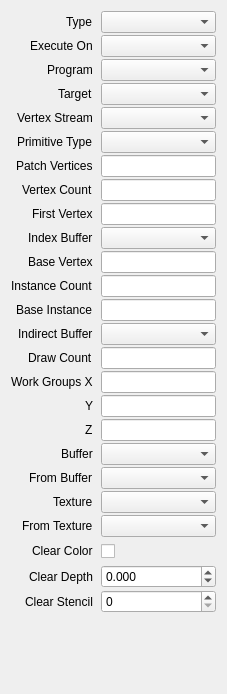
This is src/session/CallProperties.ui in houmain/gpupad as Qt 5 draws it before an edit. The edited form follows.
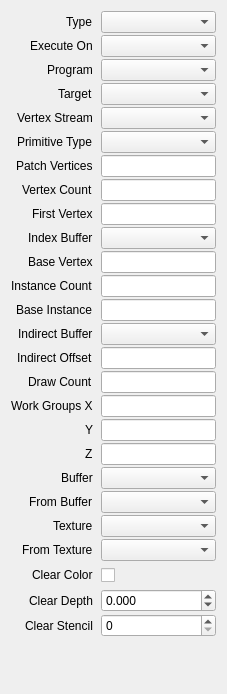
This is the edited form. Custom widgets are drawn as their Qt base class.

Commit message: Added indirect compute call

Diff of the .ui file:
```diff
--- a/src/session/CallProperties.ui
+++ b/src/session/CallProperties.ui
@@ -174,94 +174,94 @@
      <item row="13" column="1">
       <widget class="ReferenceComboBox" name="indirectBuffer"/>
      </item>
-     <item row="14" column="0">
+     <item row="15" column="0">
       <widget class="QLabel" name="labelDrawCount">
        <property name="text">
         <string>Draw Count</string>
        </property>
       </widget>
      </item>
-     <item row="14" column="1">
+     <item row="15" column="1">
       <widget class="ExpressionLineEdit" name="drawCount"/>
      </item>
-     <item row="15" column="0">
+     <item row="16" column="0">
       <widget class="QLabel" name="labelWorkGroupsX">
        <property name="text">
         <string>Work Groups X</string>
        </property>
       </widget>
      </item>
-     <item row="15" column="1">
+     <item row="16" column="1">
       <widget class="ExpressionLineEdit" name="workGroupsX"/>
      </item>
-     <item row="16" column="0">
+     <item row="17" column="0">
       <widget class="QLabel" name="labelWorkGroupsY">
        <property name="text">
         <string>Y</string>
        </property>
       </widget>
      </item>
-     <item row="16" column="1">
+     <item row="17" column="1">
       <widget class="ExpressionLineEdit" name="workGroupsY"/>
      </item>
-     <item row="17" column="0">
+     <item row="18" column="0">
       <widget class="QLabel" name="labelWorkGroupsZ">
        <property name="text">
         <string>Z</string>
        </property>
       </widget>
      </item>
-     <item row="17" column="1">
+     <item row="18" column="1">
       <widget class="ExpressionLineEdit" name="workGroupsZ"/>
      </item>
-     <item row="18" column="0">
+     <item row="19" column="0">
       <widget class="QLabel" name="labelBuffer">
        <property name="text">
         <string>Buffer</string>
        </property>
       </widget>
      </item>
-     <item row="18" column="1">
+     <item row="19" column="1">
       <widget class="ReferenceComboBox" name="buffer"/>
      </item>
-     <item row="19" column="0">
+     <item row="20" column="0">
       <widget class="QLabel" name="labelFromBuffer">
        <property name="text">
         <string>From Buffer</string>
        </property>
       </widget>
      </item>
-     <item row="19" column="1">
+     <item row="20" column="1">
       <widget class="ReferenceComboBox" name="fromBuffer"/>
      </item>
-     <item row="20" column="0">
+     <item row="21" column="0">
       <widget class="QLabel" name="labelTexture">
        <property name="text">
         <string>Texture</string>
        </property>
       </widget>
      </item>
-     <item row="20" column="1">
+     <item row="21" column="1">
       <widget class="ReferenceComboBox" name="texture"/>
      </item>
-     <item row="21" column="0">
+     <item row="22" column="0">
       <widget class="QLabel" name="labelFromTexture">
        <property name="text">
         <string>From Texture</string>
        </property>
       </widget>
      </item>
-     <item row="21" column="1">
+     <item row="22" column="1">
       <widget class="ReferenceComboBox" name="fromTexture"/>
      </item>
-     <item row="22" column="0">
+     <item row="23" column="0">
       <widget class="QLabel" name="labelClearColor">
        <property name="text">
         <string>Clear Color</string>
        </property>
       </widget>
      </item>
-     <item row="22" column="1">
+     <item row="23" column="1">
       <widget class="ColorPicker" name="clearColor">
        <property name="minimumSize">
         <size>
@@ -271,14 +271,14 @@
        </property>
       </widget>
      </item>
-     <item row="23" column="0">
+     <item row="24" column="0">
       <widget class="QLabel" name="labelClearDepth">
        <property name="text">
         <string>Clear Depth</string>
        </property>
       </widget>
      </item>
-     <item row="23" column="1">
+     <item row="24" column="1">
       <widget class="QDoubleSpinBox" name="clearDepth">
        <property name="decimals">
         <number>3</number>
@@ -294,20 +294,30 @@
        </property>
       </widget>
      </item>
-     <item row="24" column="0">
+     <item row="25" column="0">
       <widget class="QLabel" name="labelClearStencil">
        <property name="text">
         <string>Clear Stencil</string>
        </property>
       </widget>
      </item>
-     <item row="24" column="1">
+     <item row="25" column="1">
       <widget class="QSpinBox" name="clearStencil">
        <property name="maximum">
         <number>255</number>
        </property>
       </widget>
      </item>
+     <item row="14" column="1">
+      <widget class="ExpressionLineEdit" name="indirectOffset"/>
+     </item>
+     <item row="14" column="0">
+      <widget class="QLabel" name="labelIndirectOffset">
+       <property name="text">
+        <string>Indirect Offset</string>
+       </property>
+      </widget>
+     </item>
     </layout>
    </item>
   </layout>
```
The commit also changes 10 other files.
